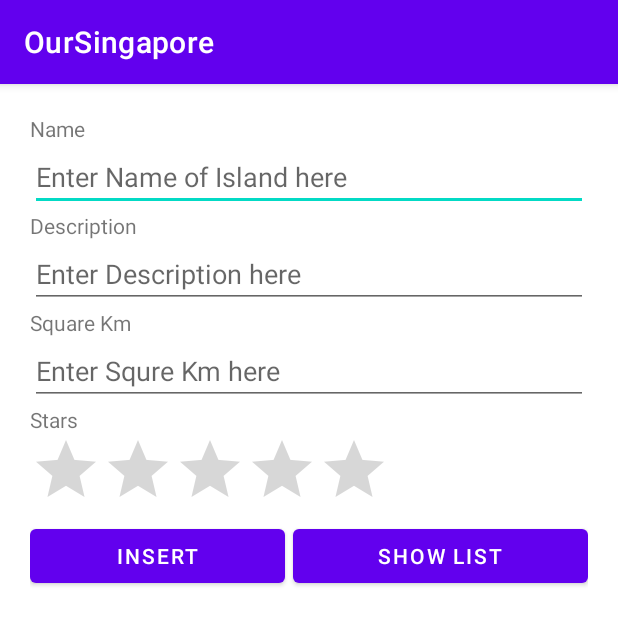
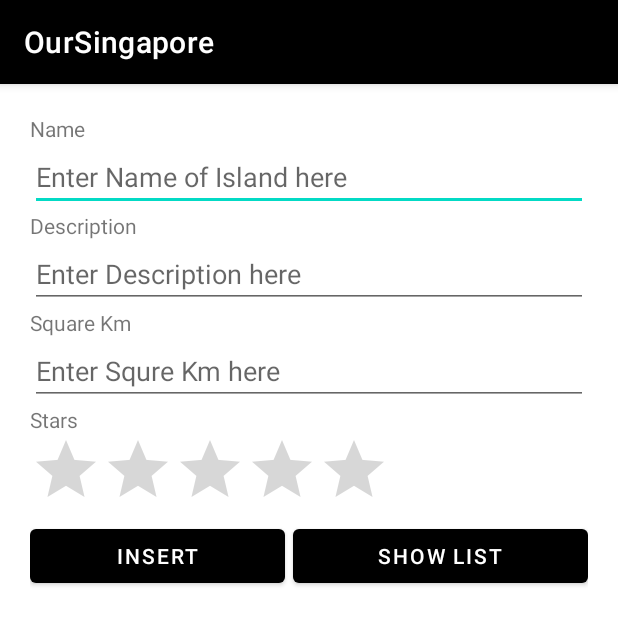
Before and after one commit to elsahani/OurSingapore, an Android app: the screen it shows after launch (MainActivity), on a phone screen of 412 x 824 dp. Shown: the top 625 px of the screen. Run offline under Robolectric (Android 15) with nearby library versions, the phone set to English and light mode, and no system bars.

Commit message:
Completed 2.0

```diff
--- a/app/src/main/res/layout/activity_main.xml
+++ b/app/src/main/res/layout/activity_main.xml
@@ -75,7 +75,8 @@
             android:layout_marginEnd="2.5dp"
             android:layout_marginRight="2.5dp"
             android:layout_weight="1"
-            android:text="Insert" />
+            android:text="Insert"
+            app:backgroundTint="#000000" />
 
         <Button
             android:id="@+id/buttonShowList"
@@ -84,6 +85,8 @@
             android:layout_marginStart="2.5dp"
             android:layout_marginLeft="2.5dp"
             android:layout_weight="1"
-            android:text="Show List" />
+            android:text="Show List"
+            app:backgroundTint="#000000"
+            app:iconTint="#000000" />
     </LinearLayout>
 </LinearLayout>
--- a/app/src/main/res/layout/row.xml
+++ b/app/src/main/res/layout/row.xml
@@ -10,7 +10,7 @@
         android:layout_height="wrap_content"
         android:text="TextView"
         android:textAppearance="@style/TextAppearance.AppCompat.Medium"
-        android:textColor="#5A26E8" />
+        android:textColor="#000000" />
 
     <TextView
         android:id="@+id/tvIslandDescription"
--- a/app/src/main/res/values/colors.xml
+++ b/app/src/main/res/values/colors.xml
@@ -1,8 +1,8 @@
 <?xml version="1.0" encoding="utf-8"?>
 <resources>
     <color name="purple_200">#FFBB86FC</color>
-    <color name="purple_500">#FF6200EE</color>
-    <color name="purple_700">#FF3700B3</color>
+    <color name="purple_500">#FF000000</color>
+    <color name="purple_700">#696969</color>
     <color name="teal_200">#FF03DAC5</color>
     <color name="teal_700">#FF018786</color>
     <color name="black">#FF000000</color>
```
